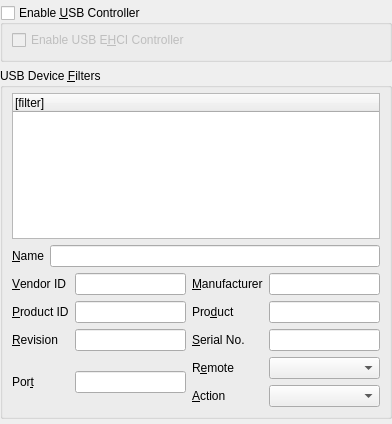
Before: the Qt Designer form vbox/src/VBox/Frontends/VirtualBox4/ui/VBoxVMSettingsUSB.ui in jljuxgm/vboxgit, drawn with Qt 5.
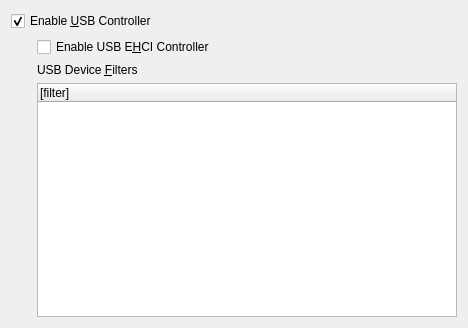
After: the same form once the commit is applied. Custom widgets are drawn as their Qt base class.

Commit message:
commit_10728 ------------------------------------------------------------------------ r10728 | vboxsync | 2008-07-17 22:48:48 +0800 (Thu, 17 Jul 2008) | 2 lines
FE/Qt4: VM USB settings face lift.

------------------------------------------------------------------------

What changed in the file:
```diff
--- a/vbox/src/VBox/Frontends/VirtualBox4/ui/VBoxVMSettingsUSB.ui
+++ b/vbox/src/VBox/Frontends/VirtualBox4/ui/VBoxVMSettingsUSB.ui
@@ -22,42 +22,56 @@
    <rect>
     <x>0</x>
     <y>0</y>
-    <width>392</width>
-    <height>424</height>
+    <width>468</width>
+    <height>328</height>
    </rect>
   </property>
-  <layout class="QVBoxLayout" >
-   <property name="leftMargin" >
-    <number>0</number>
-   </property>
-   <property name="topMargin" >
-    <number>5</number>
-   </property>
-   <property name="rightMargin" >
-    <number>0</number>
-   </property>
-   <property name="bottomMargin" >
-    <number>5</number>
-   </property>
-   <item>
-    <widget class="QGroupBox" name="mGbUSB" >
+  <layout class="QGridLayout" >
+   <item row="0" column="0" colspan="2" >
+    <widget class="QCheckBox" name="mGbUSB" >
      <property name="whatsThis" >
       <string>When checked, enables the virtual USB controller of this machine.</string>
      </property>
-     <property name="title" >
+     <property name="text" >
       <string>Enable &amp;USB Controller</string>
      </property>
-     <property name="checkable" >
-      <bool>true</bool>
-     </property>
      <property name="checked" >
-      <bool>false</bool>
+      <bool>true</bool>
      </property>
-     <layout class="QHBoxLayout" >
+    </widget>
+   </item>
+   <item row="1" column="0" >
+    <spacer>
+     <property name="orientation" >
+      <enum>Qt::Horizontal</enum>
+     </property>
+     <property name="sizeType" >
+      <enum>QSizePolicy::Fixed</enum>
+     </property>
+     <property name="sizeHint" >
+      <size>
+       <width>20</width>
+       <height>20</height>
+      </size>
+     </property>
+    </spacer>
+   </item>
+   <item row="1" column="1" >
+    <widget class="QWidget" native="1" name="mUSBChild" >
+     <layout class="QGridLayout" >
+      <property name="leftMargin" >
+       <number>0</number>
+      </property>
       <property name="topMargin" >
-       <number>5</number>
+       <number>0</number>
       </property>
-      <item>
+      <property name="rightMargin" >
+       <number>0</number>
+      </property>
+      <property name="bottomMargin" >
+       <number>0</number>
+      </property>
+      <item row="0" column="0" >
        <widget class="QCheckBox" name="mCbUSB2" >
         <property name="whatsThis" >
          <string>When checked, enables the virtual USB EHCI controller of this machine. The USB ECHI controller provides USB 2.0 support.</string>
@@ -67,19 +81,17 @@
         </property>
        </widget>
       </item>
-     </layout>
-    </widget>
-   </item>
-   <item>
-    <widget class="QGroupBox" name="mGbUSBFilters" >
-     <property name="title" >
-      <string>USB Device &amp;Filters</string>
-     </property>
-     <layout class="QVBoxLayout" >
-      <property name="topMargin" >
-       <number>5</number>
-      </property>
-      <item>
+      <item row="1" column="0" >
+       <widget class="QILabelSeparator" name="mGbUSBFilters" >
+        <property name="text" >
+         <string>USB Device &amp;Filters</string>
+        </property>
+        <property name="buddy" >
+         <cstring>mTwFilters</cstring>
+        </property>
+       </widget>
+      </item>
+      <item row="2" column="0" >
        <widget class="QWidget" native="1" name="mWtFilterHandler" >
         <layout class="QHBoxLayout" >
          <property name="leftMargin" >
@@ -115,227 +127,18 @@
         </layout>
        </widget>
       </item>
-      <item>
-       <widget class="QWidget" native="1" name="mWtProperties" >
-        <layout class="QVBoxLayout" >
-         <property name="leftMargin" >
-          <number>0</number>
-         </property>
-         <property name="topMargin" >
-          <number>0</number>
-         </property>
-         <property name="rightMargin" >
-          <number>0</number>
-         </property>
-         <property name="bottomMargin" >
-          <number>0</number>
-         </property>
-         <item>
-          <layout class="QHBoxLayout" >
-           <item>
-            <widget class="QLabel" name="mLbName" >
-             <property name="text" >
-              <string>&amp;Name</string>
-             </property>
-             <property name="buddy" >
-              <cstring>mLeName</cstring>
-             </property>
-            </widget>
-           </item>
-           <item>
-            <widget class="QLineEdit" name="mLeName" >
-             <property name="whatsThis" >
-              <string>Displays the filter name.</string>
-             </property>
-            </widget>
-           </item>
-          </layout>
-         </item>
-         <item>
-          <layout class="QGridLayout" >
-           <item row="0" column="0" >
-            <widget class="QLabel" name="mLbVendorID" >
-             <property name="text" >
-              <string>&amp;Vendor ID</string>
-             </property>
-             <property name="buddy" >
-              <cstring>mLeVendorID</cstring>
-             </property>
-            </widget>
-           </item>
-           <item row="0" column="1" >
-            <widget class="QLineEdit" name="mLeVendorID" >
-             <property name="whatsThis" >
-              <string>Defines the vendor ID filter. The &lt;i>exact match&lt;/i> string format is &lt;tt>XXXX&lt;/tt> where &lt;tt>X&lt;/tt> is a hexadecimal digit. An empty string will match any value.</string>
-             </property>
-            </widget>
-           </item>
-           <item row="0" column="2" >
-            <widget class="QLabel" name="mLbManufacturer" >
-             <property name="text" >
-              <string>&amp;Manufacturer</string>
-             </property>
-             <property name="buddy" >
-              <cstring>mLeManufacturer</cstring>
-             </property>
-            </widget>
-           </item>
-           <item row="0" column="3" >
-            <widget class="QLineEdit" name="mLeManufacturer" >
-             <property name="whatsThis" >
-              <string>Defines the manufacturer filter as an &lt;i>exact match&lt;/i> string. An empty string will match any value.</string>
-             </property>
-            </widget>
-           </item>
-           <item row="1" column="0" >
-            <widget class="QLabel" name="mLbProductID" >
-             <property name="text" >
-              <string>&amp;Product ID</string>
-             </property>
-             <property name="buddy" >
-              <cstring>mLeProductID</cstring>
-             </property>
-            </widget>
-           </item>
-           <item row="1" column="1" >
-            <widget class="QLineEdit" name="mLeProductID" >
-             <property name="whatsThis" >
-              <string>Defines the product ID filter. The &lt;i>exact match&lt;/i> string format is &lt;tt>XXXX&lt;/tt> where &lt;tt>X&lt;/tt> is a hexadecimal digit. An empty string will match any value.</string>
-             </property>
-            </widget>
-           </item>
-           <item row="1" column="2" >
-            <widget class="QLabel" name="mLbProduct" >
-             <property name="text" >
-              <string>Pro&amp;duct</string>
-             </property>
-             <property name="buddy" >
-              <cstring>mLeProduct</cstring>
-             </property>
-            </widget>
-           </item>
-           <item row="1" column="3" >
-            <widget class="QLineEdit" name="mLeProduct" >
-             <property name="whatsThis" >
-              <string>Defines the product name filter as an &lt;i>exact match&lt;/i> string. An empty string will match any value.</string>
-             </property>
-            </widget>
-           </item>
-           <item row="2" column="0" >
-            <widget class="QLabel" name="mLbRevision" >
-             <property name="text" >
-              <string>&amp;Revision</string>
-             </property>
-             <property name="buddy" >
-              <cstring>mLeRevision</cstring>
-             </property>
-            </widget>
-           </item>
-           <item row="2" column="1" >
-            <widget class="QLineEdit" name="mLeRevision" >
-             <property name="whatsThis" >
-              <string>Defines the revision number filter. The &lt;i>exact match&lt;/i> string format is &lt;tt>IIFF&lt;/tt> where &lt;tt>I&lt;/tt> is a decimal digit of the integer part and &lt;tt>F&lt;/tt> is a decimal digit of the fractional part. An empty string will match any value.</string>
-             </property>
-            </widget>
-           </item>
-           <item row="2" column="2" >
-            <widget class="QLabel" name="mLbSerialNo" >
-             <property name="text" >
-              <string>&amp;Serial No.</string>
-             </property>
-             <property name="buddy" >
-              <cstring>mLeSerialNo</cstring>
-             </property>
-            </widget>
-           </item>
-           <item row="2" column="3" >
-            <widget class="QLineEdit" name="mLeSerialNo" >
-             <property name="whatsThis" >
-              <string>Defines the serial number filter as an &lt;i>exact match&lt;/i> string. An empty string will match any value.</string>
-             </property>
-            </widget>
-           </item>
-           <item row="3" column="0" >
-            <widget class="QLabel" name="mLbPort" >
-             <property name="text" >
-              <string>Por&amp;t</string>
-             </property>
-             <property name="buddy" >
-              <cstring>mLePort</cstring>
-             </property>
-            </widget>
-           </item>
-           <item row="3" column="1" >
-            <widget class="QLineEdit" name="mLePort" >
-             <property name="whatsThis" >
-              <string>Defines the host USB port filter as an &lt;i>exact match&lt;/i> string. An empty string will match any value.</string>
-             </property>
-            </widget>
-           </item>
-           <item row="3" column="2" >
-            <layout class="QVBoxLayout" >
-             <item>
-              <widget class="QLabel" name="mLbRemote" >
-               <property name="text" >
-                <string>R&amp;emote</string>
-               </property>
-               <property name="buddy" >
-                <cstring>mCbRemote</cstring>
-               </property>
-              </widget>
-             </item>
-             <item>
-              <widget class="QLabel" name="mLbAction" >
-               <property name="text" >
-                <string>&amp;Action</string>
-               </property>
-               <property name="buddy" >
-                <cstring>mCbAction</cstring>
-               </property>
-              </widget>
-             </item>
-            </layout>
-           </item>
-           <item row="3" column="3" >
-            <layout class="QVBoxLayout" >
-             <item>
-              <widget class="QComboBox" name="mCbRemote" >
-               <property name="sizePolicy" >
-                <sizepolicy vsizetype="Fixed" hsizetype="Expanding" >
-                 <horstretch>0</horstretch>
-                 <verstretch>0</verstretch>
-                </sizepolicy>
-               </property>
-               <property name="whatsThis" >
-                <string>Defines whether this filter applies to USB devices attached locally to the host computer (&lt;i>No&lt;/i>), to a VRDP client's computer (&lt;i>Yes&lt;/i>), or both (&lt;i>Any&lt;/i>).</string>
-               </property>
-              </widget>
-             </item>
-             <item>
-              <widget class="QComboBox" name="mCbAction" >
-               <property name="sizePolicy" >
-                <sizepolicy vsizetype="Fixed" hsizetype="Expanding" >
-                 <horstretch>0</horstretch>
-                 <verstretch>0</verstretch>
-                </sizepolicy>
-               </property>
-               <property name="whatsThis" >
-                <string>Defines an action performed by the host computer when a matching device is attached: give it up to the host OS (&lt;i>Ignore&lt;/i>) or grab it for later usage by virtual machines (&lt;i>Hold&lt;/i>).</string>
-               </property>
-              </widget>
-             </item>
-            </layout>
-           </item>
-          </layout>
-         </item>
-        </layout>
-       </widget>
-      </item>
      </layout>
     </widget>
    </item>
   </layout>
  </widget>
+ <customwidgets>
+  <customwidget>
+   <class>QILabelSeparator</class>
+   <extends>QLabel</extends>
+   <header>QILabelSeparator.h</header>
+  </customwidget>
+ </customwidgets>
  <resources/>
  <connections/>
 </ui>
```
Left out of the diff: 19 changed lines with no effect on the pictures. The commit also changes 9 other files.
